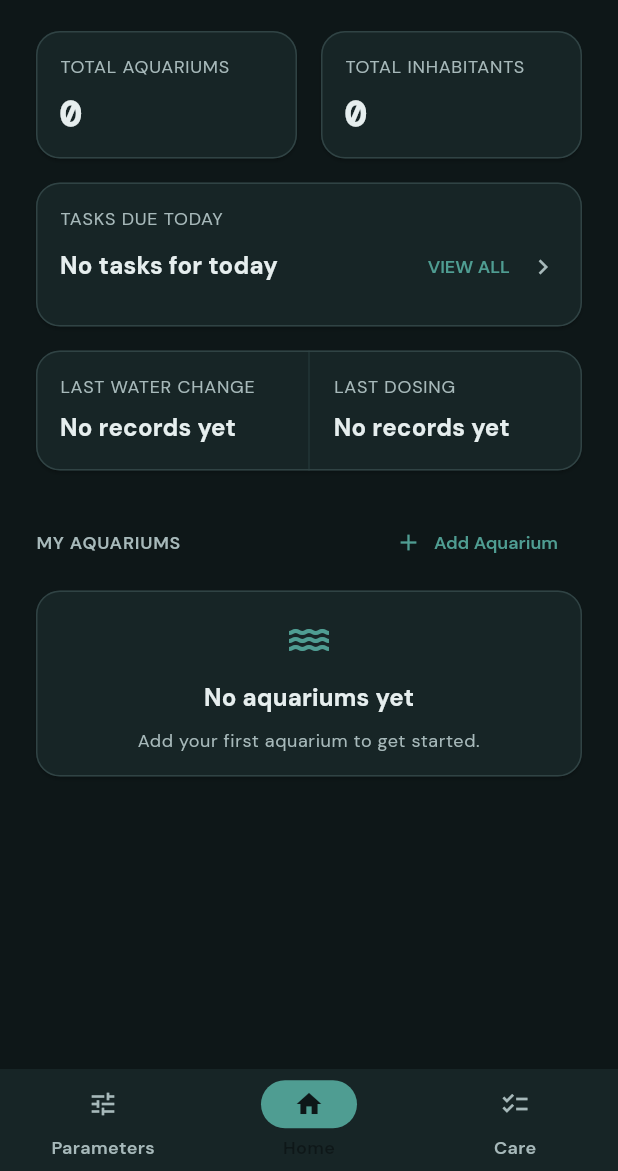
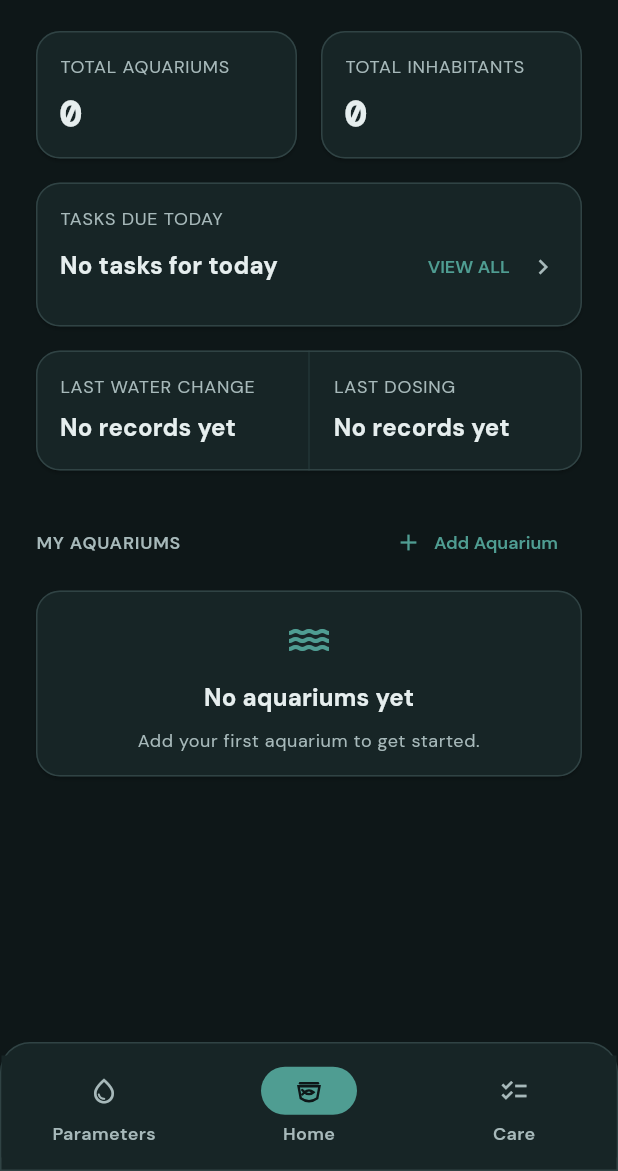
Before and after one commit to vvnrzn/Vivari, a Flutter app: the screen it shows after launch, on a phone screen of 412 x 824 dp, the part 65-1236 px from its top. Run offline on Flutter 3.47's test engine with Material 3 defaults, Android fonts, the phone set to English and light mode, and no system bars; our stand-ins replace device_preview, google_fonts.

Commit message:
Updated reflection and increment report, modified nav bar corner and icons

```diff
--- a/lib/theme/app_theme.dart
+++ b/lib/theme/app_theme.dart
@@ -149,12 +149,9 @@ abstract final class VivariTheme {
             size: 20,
           );
         }),
-        labelTextStyle: WidgetStateProperty.resolveWith((states) {
-          final isSelected = states.contains(WidgetState.selected);
+        labelTextStyle: WidgetStateProperty.resolveWith((_) {
           return GoogleFonts.dmSans(
-            color: isSelected
-                ? VivariColors.background
-                : VivariColors.textMuted,
+            color: VivariColors.textMuted,
             fontSize: 12,
             fontWeight: FontWeight.w600,
           );
--- a/lib/widgets/vivari_bottom_navigation.dart
+++ b/lib/widgets/vivari_bottom_navigation.dart
@@ -1,4 +1,6 @@
 import 'package:flutter/material.dart';
+
+import '../theme/app_theme.dart';
 
 class VivariBottomNavigation extends StatelessWidget {
   const VivariBottomNavigation({
@@ -12,26 +14,92 @@ class VivariBottomNavigation extends StatelessWidget {
 
   @override
   Widget build(BuildContext context) {
-    return NavigationBar(
+    return Container(
+      decoration: BoxDecoration(
+        color: VivariColors.surface,
+        border: Border.all(color: VivariColors.border),
+        borderRadius: const BorderRadius.vertical(top: Radius.circular(20)),
+      ),
+      child: Padding(
+        padding: const EdgeInsets.symmetric(vertical: AppSpacing.small),
+        child: NavigationBar(
           selectedIndex: currentIndex,
           onDestinationSelected: onDestinationSelected,
-      destinations: const [
-        NavigationDestination(
-          icon: Icon(Icons.tune_outlined),
-          selectedIcon: Icon(Icons.tune),
+          destinations: [
+            const NavigationDestination(
+              icon: Icon(Icons.water_drop_outlined),
+              selectedIcon: Icon(Icons.water_drop),
               label: 'Parameters',
             ),
-        NavigationDestination(
-          icon: Icon(Icons.home_outlined),
-          selectedIcon: Icon(Icons.home),
+            const NavigationDestination(
+              icon: _FishbowlIcon(),
+              selectedIcon: _FishbowlIcon(),
               label: 'Home',
             ),
-        NavigationDestination(
+            const NavigationDestination(
               icon: Icon(Icons.checklist_outlined),
               selectedIcon: Icon(Icons.checklist),
               label: 'Care',
             ),
           ],
+        ),
+      ),
     );
   }
 }
+
+class _FishbowlIcon extends StatelessWidget {
+  const _FishbowlIcon();
+
+  @override
+  Widget build(BuildContext context) {
+    return CustomPaint(
+      size: const Size(20, 20),
+      painter: _FishbowlPainter(
+        IconTheme.of(context).color ?? VivariColors.textMuted,
+      ),
+    );
+  }
+}
+
+class _FishbowlPainter extends CustomPainter {
+  const _FishbowlPainter(this.color);
+
+  final Color color;
+
+  @override
+  void paint(Canvas canvas, Size size) {
+    final paint = Paint()
+      ..color = color
+      ..style = PaintingStyle.stroke
+      ..strokeWidth = 1.6
+      ..strokeCap = StrokeCap.round;
+    final bowl = Path()
+      ..moveTo(3, 7)
+      ..lineTo(17, 7)
+      ..lineTo(15.5, 15)
+      ..quadraticBezierTo(10, 19, 4.5, 15)
+      ..close();
+    canvas.drawPath(bowl, paint);
+    canvas.drawLine(const Offset(4, 5), const Offset(16, 5), paint);
+
+    final fish = Path()
+      ..moveTo(7, 11)
+      ..quadraticBezierTo(10, 8.5, 13, 11)
+      ..quadraticBezierTo(10, 13.5, 7, 11)
+      ..moveTo(7, 11)
+      ..lineTo(5.5, 9.5)
+      ..moveTo(7, 11)
+      ..lineTo(5.5, 12.5);
+    canvas.drawPath(fish, paint);
+    canvas.drawCircle(
+      const Offset(11.2, 10.5),
+      0.6,
+      paint..style = PaintingStyle.fill,
+    );
+  }
+
+  @override
+  bool shouldRepaint(_FishbowlPainter oldDelegate) =>
+      oldDelegate.color != color;
+}
```
Also changed, not shown: 2 other files. Lines whose indentation alone changed are shown as unchanged.
